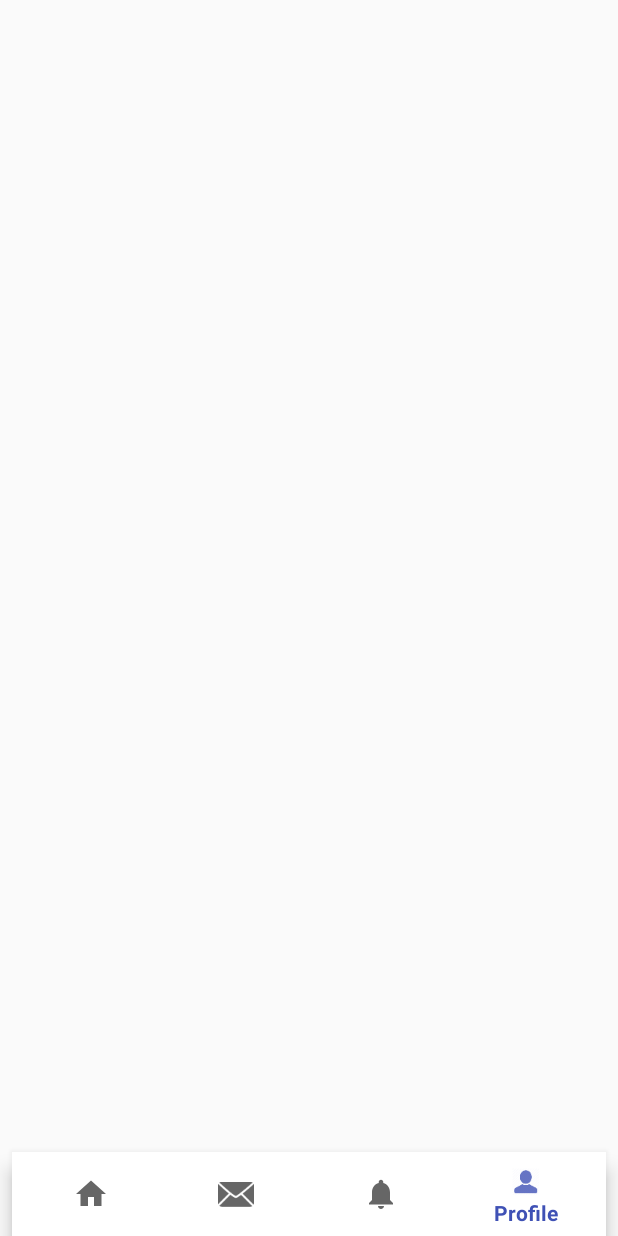
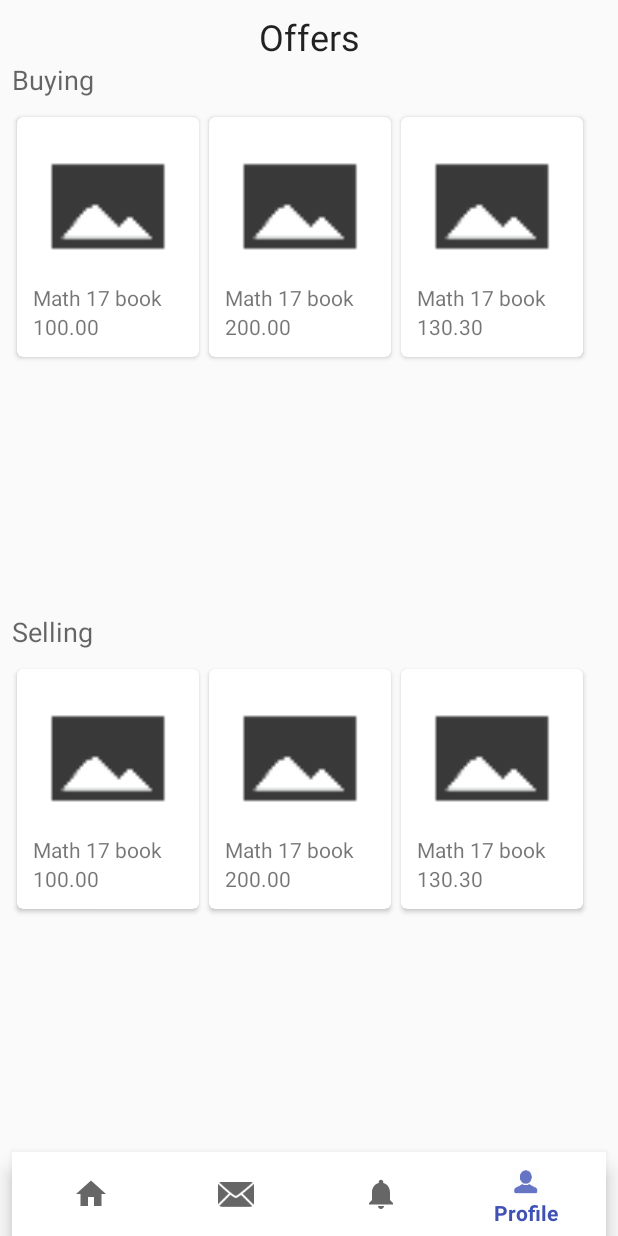
Before and after one commit to mazefernandez/uplbtrade, an Android app: the OfferActivity screen opened directly, with no data from a screen before it, on a phone screen of 412 x 824 dp. Run offline under Robolectric (Android 15) with nearby library versions, the phone set to English and light mode, and no system bars.

Commit message:
Add Buyer and Seller Offers

```diff
--- a/app/src/main/AndroidManifest.xml
+++ b/app/src/main/AndroidManifest.xml
@@ -26,7 +26,8 @@
         </activity>
         <activity android:name=".activities.HomeActivity"
             android:label="home"
-            android:theme="@style/AppTheme.NoActionBar"/>
+            android:theme="@style/AppTheme.NoActionBar"
+            android:windowSoftInputMode="adjustPan"/>
         <activity android:name=".activities.OfferActivity"
             android:label="offer"
             android:theme="@style/AppTheme.NoActionBar"/>
--- a/app/src/main/java/com/mazefernandez/uplbtrade/activities/HomeActivity.java
+++ b/app/src/main/java/com/mazefernandez/uplbtrade/activities/HomeActivity.java
@@ -69,6 +69,7 @@ public class HomeActivity extends AppCompatActivity {
                         Intent offer = new Intent(HomeActivity.this, OfferActivity.class);
                         offer.putExtra(GOOGLE_ACCOUNT,account);
                         startActivity(offer);
+                        break;
                     case R.id.navigation_profile:
                         item.setChecked(true);
                         Intent profile = new Intent(HomeActivity.this,ProfileActivity.class);
--- a/app/src/main/java/com/mazefernandez/uplbtrade/activities/OfferActivity.java
+++ b/app/src/main/java/com/mazefernandez/uplbtrade/activities/OfferActivity.java
@@ -5,6 +5,8 @@ import android.os.Bundle;
 import android.support.annotation.NonNull;
 import android.support.design.widget.BottomNavigationView;
 import android.support.v7.app.AppCompatActivity;
+import android.support.v7.widget.GridLayoutManager;
+import android.support.v7.widget.LinearLayoutManager;
 import android.support.v7.widget.RecyclerView;
 import android.view.MenuItem;
 
@@ -22,8 +24,10 @@ import static com.mazefernandez.uplbtrade.adapters.GoogleAccountAdapter.GOOGLE_A
 public class OfferActivity extends AppCompatActivity {
     private RecyclerView buying;
     private RecyclerView selling;
-    private ArrayList<Offer> offerArrayList;
-    private OfferAdapter offerAdapter;
+    private ArrayList<Offer> buyingArrayList;
+    private ArrayList<Offer> sellingArrayList;
+    private OfferAdapter buyingAdapter;
+    private OfferAdapter sellingAdapter;
 
     private GoogleAccountAdapter googleAdapter = new GoogleAccountAdapter();
 
@@ -32,9 +36,29 @@ public class OfferActivity extends AppCompatActivity {
         super.onCreate(savedInstanceState);
         setContentView(R.layout.activity_offer);
 
+        buying = findViewById(R.id.buying);
+        selling = findViewById(R.id.selling);
+
         /* Configure Google Sign in */
         final GoogleSignInClient googleSIC = googleAdapter.configureGoogleSIC(this);
         final GoogleSignInAccount account = getIntent().getParcelableExtra(GOOGLE_ACCOUNT);
+
+        /* Show customer's offers for items to be bought */
+        buyingArrayList = new ArrayList<>();
+        buyingAdapter = new OfferAdapter(buyingArrayList);
+        displayOffers(buyingArrayList);
+        RecyclerView.LayoutManager layoutManager = new LinearLayoutManager(OfferActivity.this,LinearLayoutManager.HORIZONTAL,false);
+        buying.setLayoutManager(layoutManager);
+        buying.setAdapter(buyingAdapter);
+
+        /* Show customer's offers for items to be sold */
+        sellingArrayList = new ArrayList<>();
+        sellingAdapter = new OfferAdapter(sellingArrayList);
+        displayOffers(sellingArrayList);
+        RecyclerView.LayoutManager layoutManager2 = new LinearLayoutManager(OfferActivity.this,LinearLayoutManager.HORIZONTAL,false);
+        selling.setLayoutManager(layoutManager2);
+        selling.setAdapter(sellingAdapter);
+
 
 
         /* Navigation bar */
@@ -63,4 +87,11 @@ public class OfferActivity extends AppCompatActivity {
             }
         });
     }
+
+    /* Display items from catalog */
+    private void displayOffers(ArrayList offerArrayList) {
+        offerArrayList.add(new Offer(1,100.00,"Pending","Please, I need it", 1));
+        offerArrayList.add(new Offer(2,200.00,"Accepted","Hello sana okay lang yung new price",2));
+        offerArrayList.add(new Offer(3,130.30,"Pending","", 3));
+    }
 }
--- a/app/src/main/java/com/mazefernandez/uplbtrade/activities/ProfileActivity.java
+++ b/app/src/main/java/com/mazefernandez/uplbtrade/activities/ProfileActivity.java
@@ -126,6 +126,7 @@ public class ProfileActivity extends AppCompatActivity {
                         Intent offer = new Intent(ProfileActivity.this, OfferActivity.class);
                         offer.putExtra(GOOGLE_ACCOUNT,account);
                         startActivity(offer);
+                        break;
                     case R.id.navigation_profile:
                         break;
                 }
@@ -154,8 +155,9 @@ public class ProfileActivity extends AppCompatActivity {
                     break;
                 /* Results from add item */
                 case 3:
-                    if (getIntent().hasExtra("NAME")) {
-                        Bundle itemInfo = data.getExtras();
+
+                    Bundle itemInfo = data.getExtras();
+                    if (itemInfo != null) {
                         String itemName = itemInfo.getString("NAME");
                         String itemDesc = itemInfo.getString("DESC");
                         String itemPrice = itemInfo.getString("PRICE");
@@ -165,6 +167,7 @@ public class ProfileActivity extends AppCompatActivity {
                         itemAdapter.notifyItemInserted(itemArrayList.size() - 1);
                         Toast.makeText(this, "Added new item", Toast.LENGTH_SHORT).show();
                     }
+
                     break;
             }
     }
--- a/app/src/main/java/com/mazefernandez/uplbtrade/adapters/OfferAdapter.java
+++ b/app/src/main/java/com/mazefernandez/uplbtrade/adapters/OfferAdapter.java
@@ -45,8 +45,9 @@ public class OfferAdapter extends RecyclerView.Adapter<OfferAdapter.ItemViewHold
 //            e.printStackTrace();
 //        }
         holder.offerImg.setImageResource(R.drawable.placeholder);
-        /* Format price into decimal */
-        holder.offerName.setText(offerList.get(position).getofferId());
+        /* get item name from REST API */
+        holder.offerName.setText("Math 17 book");
+        //holder.offerName.setText(offerList.get(position).getOfferId());
         @SuppressLint("DefaultLocale") String price = String.format("%.2f",offerList.get(position).getPrice());
         holder.offerPrice.setText(price);
     }
@@ -62,9 +63,9 @@ public class OfferAdapter extends RecyclerView.Adapter<OfferAdapter.ItemViewHold
 
         ItemViewHolder(View view) {
             super(view);
-            offerImg = view.findViewById(R.id.item_img);
-            offerName = view.findViewById(R.id.item_name);
-            offerPrice = view.findViewById(R.id.item_price);
+            offerImg = view.findViewById(R.id.offer_img);
+            offerName = view.findViewById(R.id.offer_name);
+            offerPrice = view.findViewById(R.id.offer_price);
         }
     }
 }
--- a/app/src/main/res/layout/activity_home.xml
+++ b/app/src/main/res/layout/activity_home.xml
@@ -61,11 +61,6 @@
         android:id="@+id/navigation"
         android:layout_width="match_parent"
         android:layout_height="wrap_content"
-        android:layout_marginEnd="8dp"
-        android:layout_marginLeft="8dp"
-        android:layout_marginRight="8dp"
-        android:layout_marginStart="8dp"
-        android:layout_marginTop="8dp"
         android:background="#ffffff"
         android:foregroundGravity="bottom"
         app:layout_constraintBottom_toBottomOf="parent"
--- a/app/src/main/res/layout/activity_offer.xml
+++ b/app/src/main/res/layout/activity_offer.xml
@@ -4,8 +4,47 @@
     android:layout_height="match_parent"
     xmlns:app="http://schemas.android.com/apk/res-auto">
 
+    <TextView
+        android:id="@+id/offers_title"
+        android:layout_width="wrap_content"
+        android:layout_height="wrap_content"
+        android:layout_marginEnd="8dp"
+        android:layout_marginLeft="8dp"
+        android:layout_marginRight="8dp"
+        android:layout_marginStart="8dp"
+        android:layout_marginTop="8dp"
+        android:text="@string/offers"
+        android:textAppearance="@style/TextAppearance.AppCompat.Headline"
+        app:layout_constraintEnd_toEndOf="parent"
+        app:layout_constraintStart_toStartOf="parent"
+        app:layout_constraintTop_toTopOf="parent" />
+
+    <TextView
+        android:id="@+id/buyer"
+        android:layout_width="wrap_content"
+        android:layout_height="wrap_content"
+        android:layout_marginLeft="8dp"
+        android:text="@string/buying"
+        android:textAppearance="@style/TextAppearance.AppCompat.Medium"
+        app:layout_constraintStart_toStartOf="parent"
+        app:layout_constraintTop_toBottomOf="@id/offers_title"
+        android:layout_marginStart="8dp" />
+
+    <TextView
+        android:id="@+id/seller"
+        android:layout_width="wrap_content"
+        android:layout_height="wrap_content"
+        android:layout_marginLeft="8dp"
+        android:layout_marginStart="8dp"
+        android:layout_marginTop="8dp"
+        android:text="@string/selling"
+        android:textAppearance="@style/TextAppearance.AppCompat.Medium"
+        app:layout_constraintBottom_toTopOf="@id/selling"
+        app:layout_constraintStart_toStartOf="parent"
+        app:layout_constraintTop_toBottomOf="@+id/buying" />
+
     <android.support.v7.widget.RecyclerView
-        android:id="@+id/Buying"
+        android:id="@+id/buying"
         android:layout_width="0dp"
         android:layout_height="0dp"
         android:layout_marginEnd="8dp"
@@ -13,15 +52,14 @@
         android:layout_marginRight="8dp"
         android:layout_marginStart="8dp"
         android:layout_marginTop="8dp"
-        app:layout_constraintBottom_toTopOf="@+id/Selling"
-        app:layout_constraintEnd_toStartOf="@id/Selling"
         app:layout_constraintHorizontal_bias="1.0"
+        app:layout_constraintTop_toBottomOf="@id/buyer"
         app:layout_constraintStart_toStartOf="parent"
-        app:layout_constraintTop_toBottomOf="parent"
-        />
+        app:layout_constraintBottom_toTopOf="@id/seller"
+        app:layout_constraintEnd_toEndOf="parent"/>
 
     <android.support.v7.widget.RecyclerView
-        android:id="@+id/Selling"
+        android:id="@+id/selling"
         android:layout_width="0dp"
         android:layout_height="0dp"
         android:layout_marginEnd="8dp"
@@ -32,9 +70,8 @@
         app:layout_constraintBottom_toTopOf="@+id/navigation"
         app:layout_constraintEnd_toEndOf="parent"
         app:layout_constraintHorizontal_bias="1.0"
-        app:layout_constraintStart_toStartOf="@id/Buying"
-        app:layout_constraintTop_toBottomOf="@id/Buying"
-        />
+        app:layout_constraintStart_toStartOf="parent"
+        app:layout_constraintTop_toBottomOf="@id/seller" />
 
     <android.support.design.widget.BottomNavigationView
         android:id="@+id/navigation"
--- a/app/src/main/res/layout/offer_row.xml
+++ b/app/src/main/res/layout/offer_row.xml
@@ -5,7 +5,7 @@
 <android.support.v7.widget.CardView
     xmlns:android="http://schemas.android.com/apk/res/android"
     xmlns:card_view="http://schemas.android.com/apk/res-auto"
-    android:layout_width="match_parent"
+    android:layout_width="wrap_content"
     android:layout_height="wrap_content"
     card_view:cardElevation="2dp"
     card_view:cardCornerRadius="4dp"
@@ -28,12 +28,12 @@
 
         <TextView
             android:id="@+id/offer_name"
-            android:layout_width="match_parent"
+            android:layout_width="wrap_content"
             android:layout_height="wrap_content"/>
 
         <TextView
             android:id="@+id/offer_price"
-            android:layout_width="match_parent"
+            android:layout_width="wrap_content"
             android:layout_height="wrap_content"
             android:contentDescription="@string/Price"
             />
--- a/app/src/main/res/values/strings.xml
+++ b/app/src/main/res/values/strings.xml
@@ -18,4 +18,6 @@
     <string name="contact_number">Contact Number</string>
     <string name="search">Search items</string>
     <string name="recommended">Recommended Items</string>
+    <string name="buying">Buying</string>
+    <string name="selling">Selling</string>
 </resources>
```
